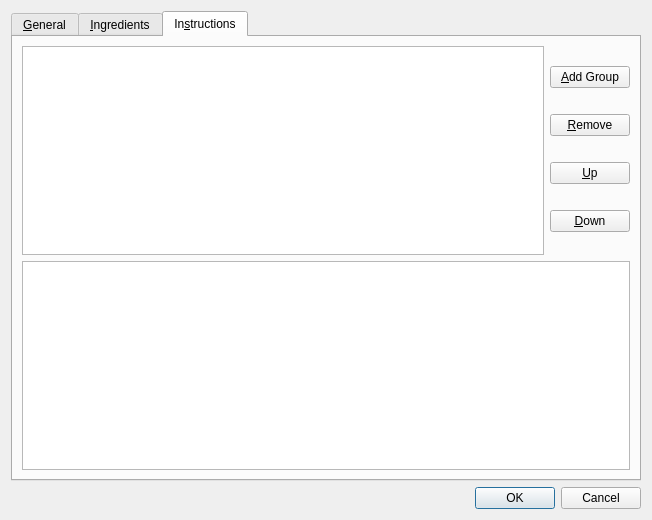
This is anymeal/edit_dialog.ui in wedesoft/anymeal as Qt 5 draws it before an edit. The edited form follows.
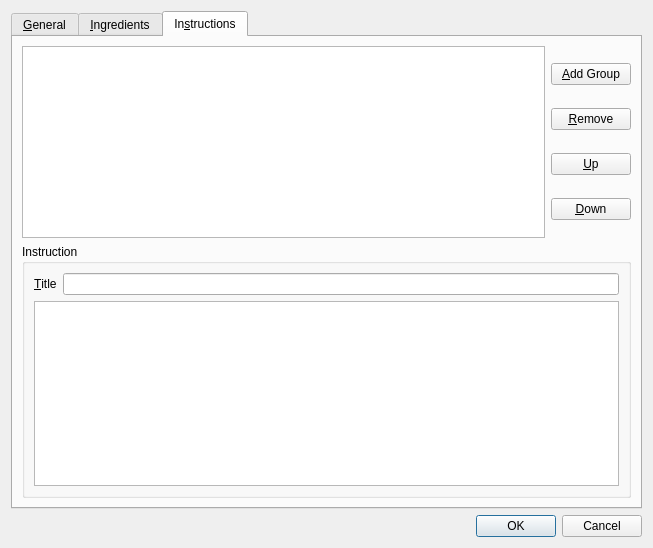
This is the edited form. The open tabs and pages were chosen to show the change. Icons and pictures are not drawn.

Commit message: Add instructions model

Diff of the .ui file:
```diff
--- a/anymeal/edit_dialog.ui
+++ b/anymeal/edit_dialog.ui
@@ -6,8 +6,8 @@
    <rect>
     <x>0</x>
     <y>0</y>
-    <width>652</width>
-    <height>520</height>
+    <width>653</width>
+    <height>548</height>
    </rect>
   </property>
   <property name="windowTitle">
@@ -578,7 +578,17 @@
        <item>
         <layout class="QHBoxLayout" name="horizontalLayout_6">
          <item>
-          <widget class="QTableView" name="instructions_view"/>
+          <widget class="QTableView" name="instructions_view">
+           <attribute name="horizontalHeaderVisible">
+            <bool>false</bool>
+           </attribute>
+           <attribute name="horizontalHeaderStretchLastSection">
+            <bool>true</bool>
+           </attribute>
+           <attribute name="verticalHeaderVisible">
+            <bool>false</bool>
+           </attribute>
+          </widget>
          </item>
          <item>
           <layout class="QVBoxLayout" name="verticalLayout_5">
@@ -623,7 +633,39 @@
         </layout>
        </item>
        <item>
-        <widget class="QPlainTextEdit" name="instructions_edit"/>
+        <widget class="QGroupBox" name="instruction_group">
+         <property name="sizePolicy">
+          <sizepolicy hsizetype="Preferred" vsizetype="Preferred">
+           <horstretch>0</horstretch>
+           <verstretch>1</verstretch>
+          </sizepolicy>
+         </property>
+         <property name="title">
+          <string>Instruction</string>
+         </property>
+         <layout class="QVBoxLayout" name="verticalLayout_10">
+          <item>
+           <layout class="QHBoxLayout" name="horizontalLayout_8">
+            <item>
+             <widget class="QLabel" name="instruction_section_label">
+              <property name="text">
+               <string>&amp;Title</string>
+              </property>
+              <property name="buddy">
+               <cstring>instruction_section_edit</cstring>
+              </property>
+             </widget>
+            </item>
+            <item>
+             <widget class="QLineEdit" name="instruction_section_edit"/>
+            </item>
+           </layout>
+          </item>
+          <item>
+           <widget class="QPlainTextEdit" name="instructions_edit"/>
+          </item>
+         </layout>
+        </widget>
        </item>
       </layout>
      </widget>
```
Left out of the diff: 13 changed lines with no effect on the pictures. The commit also changes 6 other files.
